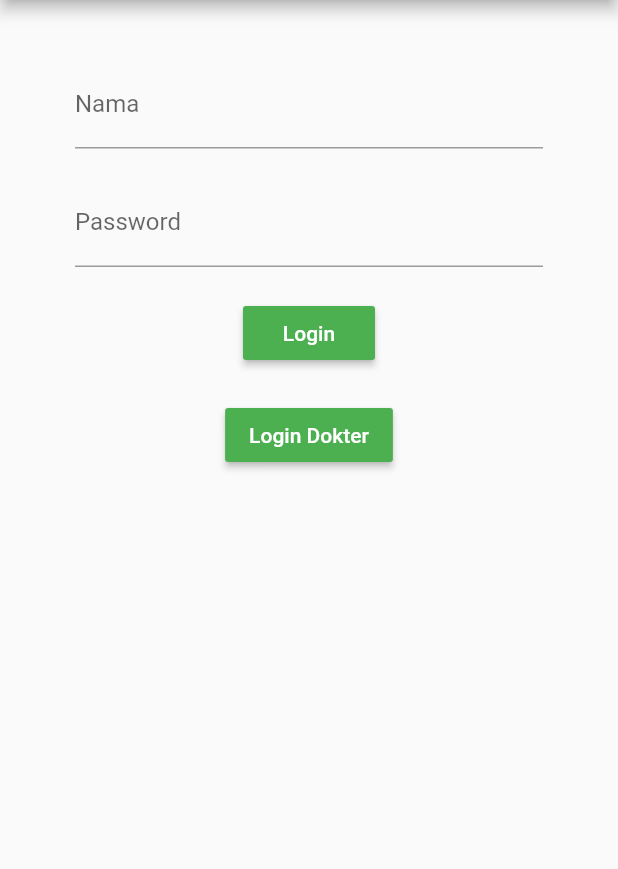
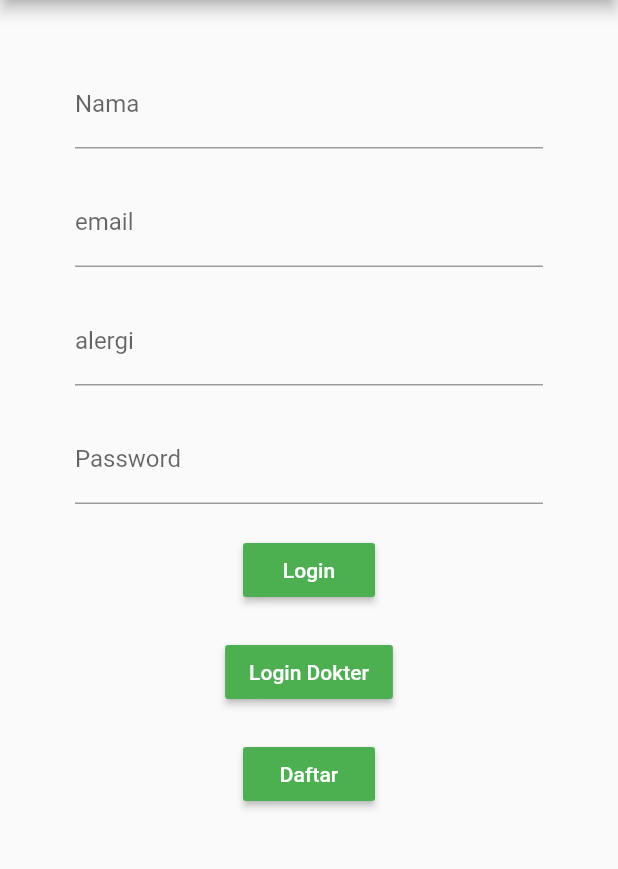
Before and after one commit to AbyanAhmad/prak-app, a Flutter app: the screen it shows after launch, after a tap on "Login", on a phone screen of 412 x 824 dp, the part 84-953 px from its top. Run offline on Flutter 3.47's test engine with Material 2 defaults, Android fonts, the phone set to English and light mode, and no system bars; our stand-ins replace firebase_core, firebase_database; accounts and stored records are empty.

```diff
--- a/lib/ui/login.dart
+++ b/lib/ui/login.dart
@@ -3,8 +3,16 @@
 //import 'package:firebase_database/ui/firebase_animated_list.dart';
 //import 'package:crud_firebase/auth.dart';
 import 'package:flutter/material.dart';
+import 'package:prak_ppl/ui/register.dart';
+import 'package:firebase_database/firebase_database.dart';
+import 'package:firebase_core/firebase_core.dart';
+//import 'package:firebase_database/firebase_database.dart';
+//import 'package:firebase_database/ui/firebase_animated_list.dart';
 
 class SignIn extends StatefulWidget {
+  SignIn({this.app});
+  final FirebaseApp app;
+
   @override
   _SignInState createState() => _SignInState();
 }
@@ -14,6 +22,18 @@ class _SignInState extends State<SignIn> {
 
   String email = '';
   String password = '';
+  String nama = '';
+  String alergi = '';
+
+  DatabaseReference _userRef;
+
+  @override
+  void initState() {
+    final FirebaseDatabase database = FirebaseDatabase(app: widget.app);
+    _userRef = database.reference().child('User');
+
+    super.initState();
+  }
 
   @override
   Widget build(BuildContext context) {
@@ -28,9 +48,23 @@ class _SignInState extends State<SignIn> {
           SizedBox(height: 20.0),
           TextFormField(
             onChanged: (val) {
+              setState(() => nama = val);
+            },
+            decoration: InputDecoration(labelText: 'Nama'),
+          ),
+          SizedBox(height: 20.0),
+          TextFormField(
+            onChanged: (val) {
               setState(() => email = val);
             },
-            decoration: InputDecoration(labelText: 'Nama'),
+            decoration: InputDecoration(labelText: 'email'),
+          ),
+          SizedBox(height: 20.0),
+          TextFormField(
+            onChanged: (val) {
+              setState(() => alergi = val);
+            },
+            decoration: InputDecoration(labelText: 'alergi'),
           ),
           SizedBox(height: 20.0),
           TextFormField(
@@ -46,8 +80,13 @@ class _SignInState extends State<SignIn> {
           RaisedButton(
             color: Colors.green,
             child: Text('Login', style: TextStyle(color: Colors.white)),
-            onPressed: () async {
-
+            onPressed: () {
+              _userRef.push().set(<String, String>{
+                "name": "" + nama,
+                "bahan": "" + email,
+                "alergi": "" + alergi,
+                "password": "" + password,
+              });
             },
           ),
           SizedBox(
@@ -56,8 +95,17 @@ class _SignInState extends State<SignIn> {
           RaisedButton(
             color: Colors.green,
             child: Text('Login Dokter', style: TextStyle(color: Colors.white)),
-            onPressed: () async {
-
+            onPressed: () async {},
+          ),
+          SizedBox(
+            height: 20.0,
+          ),
+          RaisedButton(
+            color: Colors.green,
+            child: Text('Daftar', style: TextStyle(color: Colors.white)),
+            onPressed: () {
+              Navigator.push(context,
+                  MaterialPageRoute(builder: (context) => RegisterUser()));
             },
           ),
         ])),
--- a/pubspec.yaml
+++ b/pubspec.yaml
@@ -28,6 +28,9 @@ dependencies:
   # The following adds the Cupertino Icons font to your application.
   # Use with the CupertinoIcons class for iOS style icons.
   cupertino_icons: ^0.1.3
+  firebase_database: ^4.3.0
+  firebase_core: ^0.5.0
+  firebase_auth: ^0.18.3
 
 dev_dependencies:
   flutter_test:
```
Also changed, not shown: lib/ui/register.dart (added, +55 -0 lines), pubspec.lock, 1 other file.
